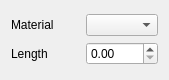
First picture: the form in beamcontroller.ui, repository opensourcereality/beambending, before the edit.
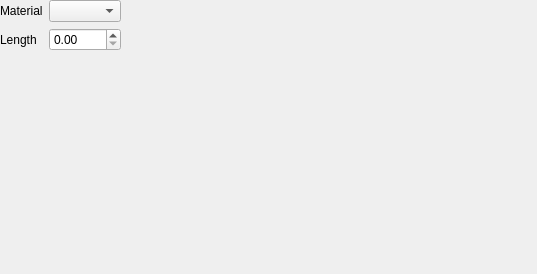
Second picture: the form after the edit.

Commit message: Refactoring of Material class + using StandardMaterials

```diff
--- a/beamcontroller.ui
+++ b/beamcontroller.ui
@@ -6,15 +6,14 @@
    <rect>
     <x>0</x>
     <y>0</y>
-    <width>169</width>
-    <height>80</height>
+    <width>537</width>
+    <height>274</height>
    </rect>
   </property>
   <property name="windowTitle">
    <string>Form</string>
   </property>
-  <layout class="QGridLayout" name="gridLayout_2">
-   <item row="0" column="0">
+  <widget class="QWidget" name="">
     <layout class="QGridLayout" name="gridLayout">
      <item row="0" column="0">
       <widget class="QLabel" name="label">
@@ -37,8 +36,7 @@
       <widget class="QComboBox" name="comboBox"/>
      </item>
     </layout>
-   </item>
-  </layout>
+  </widget>
  </widget>
  <resources/>
  <connections/>
```
Lines whose indentation alone changed are shown as unchanged. The commit also changes 13 other files.
